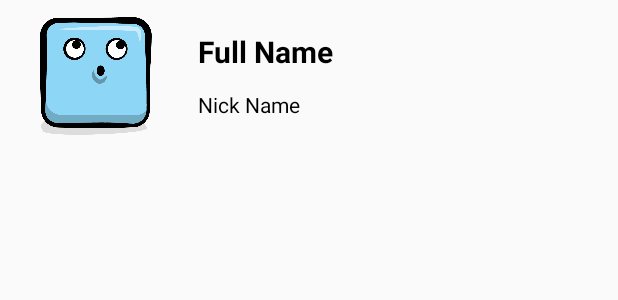
After one commit to winfredzen/Android_Learn_Code, an Android app: the layout list_item_creature.xml on its own in the app's theme, with its tools: preview values and no code run, on a phone screen of 412 x 824 dp. The commit adds this screen. Shown: the top 300 px of the screen. Run offline under Robolectric (Android 15) with nearby library versions, the phone set to English and light mode, and no system bars.

Commit message:
基本使用

```diff
--- a/BeginningRecyclerView/app/build.gradle
+++ b/BeginningRecyclerView/app/build.gradle
@@ -31,4 +31,5 @@ dependencies {
     implementation 'com.android.support.constraint:constraint-layout:1.0.2'
     implementation 'com.google.code.gson:gson:2.8.2'
     implementation "org.jetbrains.kotlin:kotlin-stdlib-jdk8:$kotlin_version"
+    implementation "com.android.support:recyclerview-v7:$support_lib_version"
 }
--- a/BeginningRecyclerView/app/src/main/java/com/raywenderlich/android/creatures/model/CreatureStore.kt
+++ b/BeginningRecyclerView/app/src/main/java/com/raywenderlich/android/creatures/model/CreatureStore.kt
@@ -63,10 +63,15 @@ object CreatureStore {
     Log.v(TAG, "Found ${foods.size} food items")
   }
 
+  fun getCreatures() = creatures
+
+  fun getFavoriteCreatures(context: Context): List<Creature>? = Favorites.getFavorites(context)?.mapNotNull { getCreatureById(it) }
+
   fun getCreatureById(id: Int) = creatures.firstOrNull { it.id == id }
 
   fun getFoodById(id: Int) = foods.firstOrNull { it.id == id }
 
+  //读取json
   private fun loadJSONFromAsset(filename: String, context: Context): String? {
     var json: String? = null
     try {
--- a/BeginningRecyclerView/app/src/main/java/com/raywenderlich/android/creatures/model/Favorites.kt
+++ b/BeginningRecyclerView/app/src/main/java/com/raywenderlich/android/creatures/model/Favorites.kt
@@ -65,7 +65,7 @@ object Favorites {
     }
   }
 
-  private fun getFavorites(context: Context): MutableList<Int>? {
+  fun getFavorites(context: Context): MutableList<Int>? {
     if (favorites == null) {
       val json = sharedPrefs(context).getString(KEY_FAVORITES, "")
       val type = object : TypeToken<MutableList<Int>>() {}.type
--- a/BeginningRecyclerView/app/src/main/java/com/raywenderlich/android/creatures/ui/MainActivity.kt
+++ b/BeginningRecyclerView/app/src/main/java/com/raywenderlich/android/creatures/ui/MainActivity.kt
@@ -32,9 +32,11 @@ package com.raywenderlich.android.creatures.ui
 
 import android.os.Bundle
 import android.support.design.widget.BottomNavigationView
+import android.support.design.widget.NavigationView
 import android.support.v4.app.Fragment
 import android.support.v4.app.FragmentPagerAdapter
 import android.support.v7.app.AppCompatActivity
+import android.view.MenuItem
 import com.raywenderlich.android.creatures.R
 import kotlinx.android.synthetic.main.activity_main.*
 
--- /dev/null
+++ b/BeginningRecyclerView/app/src/main/res/layout/list_item_creature.xml
@@ -0,0 +1,47 @@
+<?xml version="1.0" encoding="utf-8"?>
+<android.support.constraint.ConstraintLayout xmlns:android="http://schemas.android.com/apk/res/android"
+    xmlns:app="http://schemas.android.com/apk/res-auto"
+    android:layout_width="match_parent"
+    android:layout_height="@dimen/list_item_creature_height"
+    xmlns:tools="http://schemas.android.com/tools">
+
+
+    <ImageView
+        android:id="@+id/creatureImage"
+        android:layout_width="@dimen/list_item_creature_height"
+        android:layout_height="@dimen/list_item_creature_height"
+        android:layout_marginStart="@dimen/padding_standard"
+        android:contentDescription="@string/content_description_creature_image"
+        app:layout_constraintTop_toTopOf="parent"
+        app:layout_constraintBottom_toBottomOf="parent"
+        app:layout_constraintStart_toStartOf="parent"
+        app:layout_constraintVertical_chainStyle="packed"
+        app:srcCompat="@drawable/creature_app_whistle_1" />
+
+    <TextView
+        android:id="@+id/fullName"
+        android:layout_width="wrap_content"
+        android:layout_height="wrap_content"
+        android:layout_marginTop="@dimen/padding_half"
+        android:layout_marginStart="@dimen/padding_standard"
+        android:textColor="@android:color/black"
+        android:textSize="@dimen/creature_name_text_size"
+        android:textStyle="bold"
+        app:layout_constraintTop_toTopOf="parent"
+        app:layout_constraintBottom_toTopOf="@+id/nickName"
+        app:layout_constraintStart_toEndOf="@id/creatureImage"
+        tools:text="Full Name" />
+
+    <TextView
+        android:id="@+id/nickName"
+        android:layout_width="wrap_content"
+        android:layout_height="wrap_content"
+        android:layout_marginBottom="@dimen/padding_half"
+        android:layout_marginStart="@dimen/padding_standard"
+        android:textColor="@android:color/black"
+        app:layout_constraintTop_toBottomOf="@+id/fullName"
+        app:layout_constraintBottom_toBottomOf="parent"
+        app:layout_constraintStart_toEndOf="@id/creatureImage"
+        tools:text="Nick Name" />
+
+</android.support.constraint.ConstraintLayout>
--- a/BeginningRecyclerView/app/src/main/res/values/dimens.xml
+++ b/BeginningRecyclerView/app/src/main/res/values/dimens.xml
@@ -8,4 +8,7 @@
   <dimen name="detail_header_image_size">200dp</dimen>
   <dimen name="padding_half">8dp</dimen>
   <dimen name="detail_planet_text_size">18sp</dimen>
+  <dimen name="list_item_creature_height">100dp</dimen>
+  <dimen name="list_item_food_height">@dimen/list_item_creature_height</dimen>
+  <dimen name="creature_name_text_size">20sp</dimen>
 </resources>
--- a/BeginningRecyclerView/app/src/main/res/values/strings.xml
+++ b/BeginningRecyclerView/app/src/main/res/values/strings.xml
@@ -6,4 +6,6 @@
   <string name="content_description_header_image">Creature Header Image</string>
   <string name="content_description_favorite_button">Creature Favorite Button</string>
   <string name="detail_title_format">Creature: %1$s</string>
+  <string name="content_description_creature_image">Creature Image</string>
+  <string name="content_description_foot_image">Food Image</string>
 </resources>
```
Also changed, not shown: BeginningRecyclerView/app/src/main/java/com/raywenderlich/android/creatures/app/ViewGroupExtensions.kt (added, +10 -0 lines), BeginningRecyclerView/app/src/main/java/com/raywenderlich/android/creatures/ui/AllFragment.kt (+10 -3 lines), BeginningRecyclerView/app/src/main/java/com/raywenderlich/android/creatures/ui/CreatureAdpater.kt (added, +70 -0 lines), BeginningRecyclerView/app/src/main/java/com/raywenderlich/android/creatures/ui/FavoritesAdapter.kt (added, +58 -0 lines), BeginningRecyclerView/app/src/main/java/com/raywenderlich/android/creatures/ui/FavoritesFragment.kt (+26 -0 lines), BeginningRecyclerView/app/src/main/res/layout/fragment_all.xml (+10 -9 lines), BeginningRecyclerView/app/src/main/res/layout/fragment_favorites.xml (+9 -8 lines), BeginningRecyclerView/app/src/main/res/layout/list_item_food.xml (added, +20 -0 lines), 1 other file.
